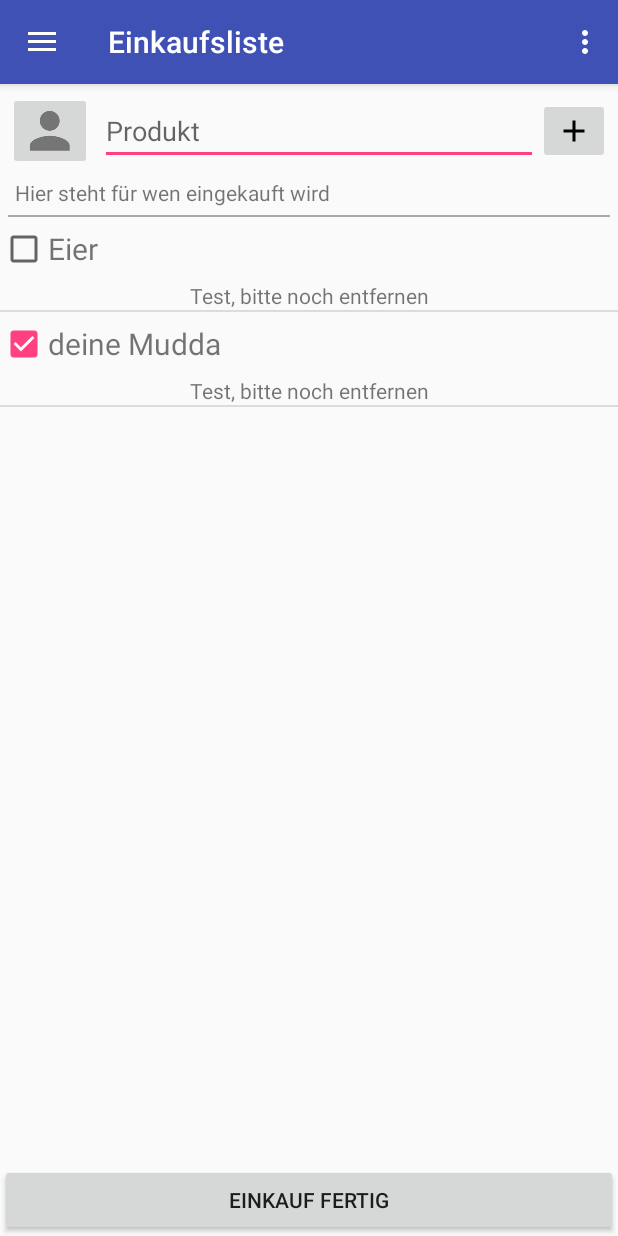
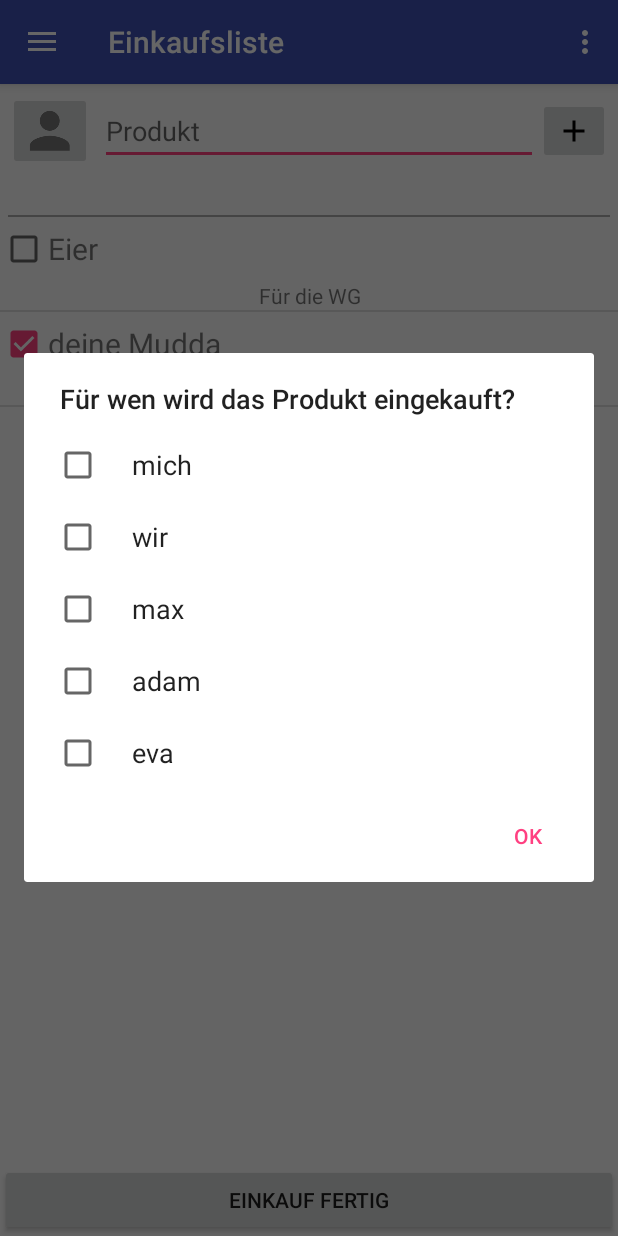
Before and after one commit to Rosti97/Listery, an Android app: the screen it shows after launch (MainActivity), after a tap on "TODO", on a phone screen of 412 x 824 dp. Run offline under Robolectric (Android 15) with nearby library versions, the phone set to English and light mode, and no system bars.

Commit message:
[ADD] AlertDialog Mitbewohner-Auswahl [ADD] Get/Set-Methods Einkaufsitem [ADD] Strings in strings.xml

```diff
--- a/app/src/main/java/e/rosti/listery/EinkaufsAdapter.java
+++ b/app/src/main/java/e/rosti/listery/EinkaufsAdapter.java
@@ -66,6 +66,7 @@ public class EinkaufsAdapter extends ArrayAdapter<Einkaufsitem> {
 
 
         viewHolder.productName.setText(item.getProduct());
+        viewHolder.mbAnzeige.setText(item.getMitbewohner());
         viewHolder.checkBox.setChecked(item.isChecked());
 
 
--- a/app/src/main/java/e/rosti/listery/Einkaufsitem.java
+++ b/app/src/main/java/e/rosti/listery/Einkaufsitem.java
@@ -1,16 +1,16 @@
 package e.rosti.listery;
 
-import android.graphics.Color;
 
 public class Einkaufsitem {
 
     private boolean checked;
     private String product;
-    //private String roommate;
+    private String mitbewohner;
 
-    public Einkaufsitem (boolean checked, String product) {
+    public Einkaufsitem (boolean checked, String product, String mitbewohner) {
         this.checked = checked;
         this.product = product;
+        this.mitbewohner = mitbewohner;
     }
 
     public boolean isChecked() {
@@ -29,4 +29,11 @@ public class Einkaufsitem {
         this.product = product;
     }
 
+    public String getMitbewohner() {
+        return mitbewohner;
+    }
+
+    public void setMitbewohner(String mitbewohner) {
+        this.mitbewohner = mitbewohner;
+    }
 }
--- a/app/src/main/java/e/rosti/listery/EinkaufslisteFragment.java
+++ b/app/src/main/java/e/rosti/listery/EinkaufslisteFragment.java
@@ -1,9 +1,11 @@
 package e.rosti.listery;
 
+        import android.content.DialogInterface;
         import android.os.Bundle;
         import android.support.annotation.Nullable;
         import android.support.v4.app.DialogFragment;
         import android.support.v4.app.Fragment;
+        import android.support.v7.app.AlertDialog;
         import android.util.Log;
         import android.view.KeyEvent;
         import android.view.LayoutInflater;
@@ -20,18 +22,23 @@ package e.rosti.listery;
         import android.widget.Toast;
 
         import java.util.ArrayList;
+        import java.util.Arrays;
+        import java.util.List;
 
         import static android.content.ContentValues.TAG;
 
 /** TODO
  *  1. Datenbank-Einbindung
- *  2. Kontextmenü für Mitbewohner
+ *  2. Intent für Preisangabe
  */
 public class EinkaufslisteFragment extends Fragment {
 
     private ArrayList<Einkaufsitem> einkaufsliste;
     private ListView listView;
     private EinkaufsAdapter adapter;
+
+    private boolean[]checkedPerson;
+    private List<String> mbList;
 
     private EditText editProdct;
     private TextView tvMitbewohner;
@@ -56,8 +63,9 @@ public class EinkaufslisteFragment extends Fragment {
 
     private void setupViews(View v) {
         editProdct = (EditText) v.findViewById(R.id.edittext_einkaufsliste);
+        listView = v.findViewById(R.id.listview_einkaufsliste);
         tvMitbewohner = (TextView) v.findViewById(R.id.textview_einkaufsliste_fuer_mb);
-        listView = v.findViewById(R.id.listview_einkaufsliste);
+
 
            /**OnKeyListener for handling "Enter"-Event**/
         editProdct.setOnKeyListener(new View.OnKeyListener() {
@@ -77,11 +85,12 @@ public class EinkaufslisteFragment extends Fragment {
         einkaufsliste = new ArrayList<>();
 
         /**Zwei Tests**/
-
-        Einkaufsitem item1 = new Einkaufsitem(false, "Eier");
-        Einkaufsitem item2 = new Einkaufsitem(true, "deine Mudda");
+        /**-------------------------------------------------------------**/
+        Einkaufsitem item1 = new Einkaufsitem(false, "Eier", "Für die WG");
+        Einkaufsitem item2 = new Einkaufsitem(true, "deine Mudda", "Für: mich");
         einkaufsliste.add(item1);
         einkaufsliste.add(item2);
+        /**-------------------------------------------------------------**/
 
         adapter = new EinkaufsAdapter(einkaufsliste, this.getContext());
 
@@ -91,8 +100,6 @@ public class EinkaufslisteFragment extends Fragment {
         listView.setOnItemClickListener(new AdapterView.OnItemClickListener() {
             @Override
             public void onItemClick(AdapterView<?> parent, View view, int position, long id) {
-
-
                 Einkaufsitem clickedItem= einkaufsliste.get(position);
 
                 if (clickedItem.isChecked()) {
@@ -122,7 +129,6 @@ public class EinkaufslisteFragment extends Fragment {
         b.setOnClickListener(new View.OnClickListener() {
             @Override
             public void onClick(View v) {
-                Log.i(TAG, "Button gedrückt");
                 Toast.makeText(getActivity().getApplicationContext(), "Button geklickt", Toast.LENGTH_LONG).show();
             }
         });
@@ -140,29 +146,80 @@ public class EinkaufslisteFragment extends Fragment {
             @Override
             public void onClick(View v) {
                 Toast.makeText(getActivity().getApplicationContext(),"mitbewohner", Toast.LENGTH_SHORT).show();
-
+                showAlertDialog();
             }
         });
     }
 
+
+    /**zeigt Dialog an, um Mitbewohner dem Einkauf zuzuordnen**/
+    private void showAlertDialog() {
+        final AlertDialog.Builder adBuilder = new AlertDialog.Builder(getActivity());
+
+        //Test String-Array -> hier sollte Datenbank einbindung stattfinden TODO
+        /**----------------------------------------------------------------------**/
+        String[] mitbewohner = new String[]{"mich", "wir", "max", "adam", "eva"};
+        /**----------------------------------------------------------------------**/
+
+        checkedPerson = new boolean[mitbewohner.length];
+        mbList = Arrays.asList(mitbewohner);
+
+        adBuilder.setTitle(R.string.dialog_title);
+        adBuilder.setMultiChoiceItems(mitbewohner, checkedPerson, new DialogInterface.OnMultiChoiceClickListener() {
+            @Override
+            public void onClick(DialogInterface dialog, int which, boolean isChecked) {
+                checkedPerson[which] = isChecked;
+            }
+        });
+
+        adBuilder.setPositiveButton(R.string.ok_button, new DialogInterface.OnClickListener() {
+            @Override
+            public void onClick(DialogInterface dialog, int which) {
+                tvMitbewohner.setText("");
+                for (int i = 0; i<checkedPerson.length; i++) {
+                    boolean checked = checkedPerson[i];
+                    //je nach Angabe, wird ein anderer Text gesetzt
+                    if (checked) {
+                        if(checkedPerson[i] == checkedPerson[1]) {
+                            tvMitbewohner.setText("Für die WG");
+                            break;
+                        }else if(tvMitbewohner.getText().equals("")) {
+                            tvMitbewohner.setText("Für: " +tvMitbewohner.getText() + mbList.get(i));
+                        }else{
+                            tvMitbewohner.setText(tvMitbewohner.getText()+ ", " + mbList.get(i));
+                        }
+                    }
+                }
+            }
+        });
+
+        AlertDialog mbDialog = adBuilder.create();
+        mbDialog.show();
+    }
+
+    /**wird der Liste hinzugefügt, entweder durch Enter oder durch Plus-Button**/
     private void addProduct() {
-        String newProduct = editProdct.getText().toString();
-        if (!newProduct.equals("")) {
-            einkaufsliste.add(new Einkaufsitem(false, newProduct));
-            editProdct.setText("");
-            Toast.makeText(getActivity().getApplicationContext(),"add", Toast.LENGTH_SHORT).show();
-            adapter.notifyDataSetChanged();
+        if(tvMitbewohner.getText() != "") {
+            String newProduct = editProdct.getText().toString();
+            String mbProduct = tvMitbewohner.getText().toString();
+            if (!newProduct.equals("")) {
+                einkaufsliste.add(new Einkaufsitem(false, newProduct, mbProduct));
+                editProdct.setText("");
+                Toast.makeText(getActivity().getApplicationContext(), "add", Toast.LENGTH_SHORT).show();
+                adapter.notifyDataSetChanged();
+            } else {
+                Toast.makeText(getActivity().getApplicationContext(), "Bitte Produkt eingeben", Toast.LENGTH_SHORT).show();
+            }
         } else {
-            Toast.makeText(getActivity().getApplicationContext(), "Bitte Produkt eingeben", Toast.LENGTH_SHORT).show();
+            Toast.makeText(getActivity().getApplicationContext(), "Bitte angeben, für wen eingekauft wird!",
+                    Toast.LENGTH_SHORT).show();
         }
     }
-
-
 
     @Override
     public void onViewCreated(View view, @Nullable Bundle savedInstanceState) {
         super.onViewCreated(view, savedInstanceState);
-        getActivity().setTitle("Einkaufsliste");
+        getActivity().setTitle(R.string.fragment_title_einkaufsliste);
 
     }
 
--- a/app/src/main/res/layout/fragment_einkaufsliste.xml
+++ b/app/src/main/res/layout/fragment_einkaufsliste.xml
@@ -53,7 +53,6 @@
             android:layout_height="wrap_content"
             android:layout_marginLeft="10dp"
             android:layout_marginBottom="5dp"
-            android:text="Hier steht für wen eingekauft wird"
             />
 
     </LinearLayout>
--- a/app/src/main/res/layout/layout_einkaufsliste_eintrag.xml
+++ b/app/src/main/res/layout/layout_einkaufsliste_eintrag.xml
@@ -37,7 +37,7 @@
         android:layout_height="wrap_content"
         android:gravity="center"
         android:layout_marginTop="5dp"
-        android:text="Test, bitte noch entfernen"/>
+        />
 
 
 </LinearLayout>
--- a/app/src/main/res/values/strings.xml
+++ b/app/src/main/res/values/strings.xml
@@ -11,6 +11,11 @@
     <string name="hint_einkaufsliste_eintrag">Produkt</string>
     <string name="str_button_einkaufsliste">Einkaufen</string>
 
-    <!-- TODO: Remove or change this placeholder text -->
-    <string name="hello_blank_fragment">Hello blank fragment</string>
+    <string name="ok_button">OK</string>
+    <string name="cancel_button">ABBRECHEN</string>
+    <string name="dialog_title">Für wen wird das Produkt eingekauft?</string>
+
+    <string name="fragment_title_einkaufsliste">Einkaufsliste</string>
+
+
 </resources>
```
